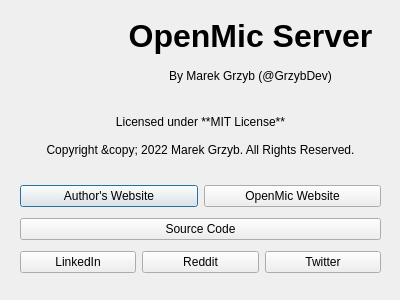
The window that src/ui/WindowAbout/aboutwindow.ui (GrzybDev/OpenMicServer) describes before a commit, drawn with Qt 5.
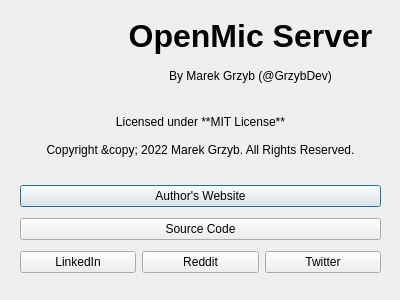
The same window after the commit. Icons and pictures are not drawn.

Commit message: Removed old project website links

Patch:
```diff
--- a/src/ui/WindowAbout/aboutwindow.ui
+++ b/src/ui/WindowAbout/aboutwindow.ui
@@ -122,13 +122,6 @@
         </property>
        </widget>
       </item>
-      <item>
-       <widget class="QPushButton" name="openmicWebsite">
-        <property name="text">
-         <string>OpenMic Website</string>
-        </property>
-       </widget>
-      </item>
      </layout>
     </item>
     <item>
```
The commit also changes 10 other files.
